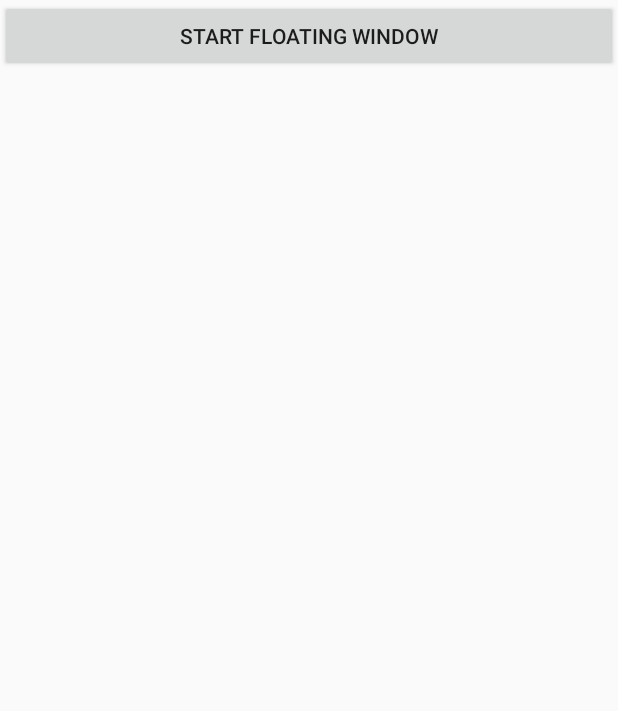
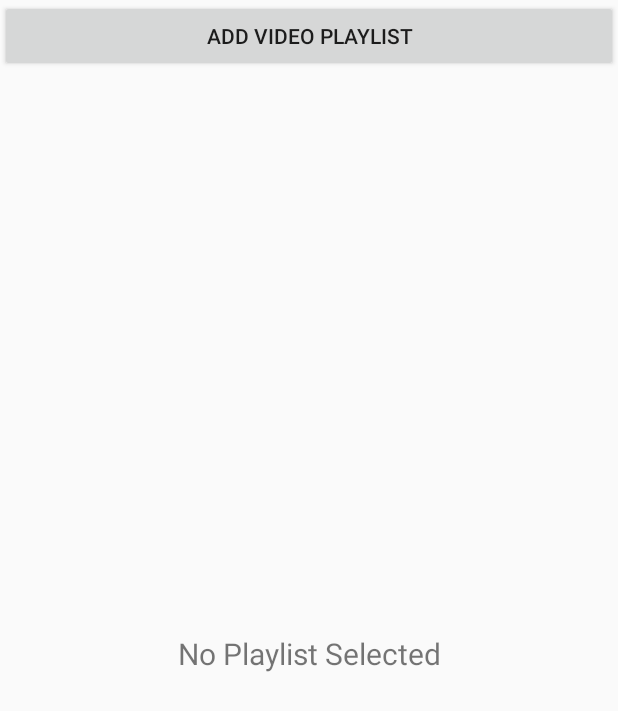
Before and after one commit to miPlodder/Overlay-Video-Player, an Android app: the layout activity_main.xml on its own in the app's theme, with its tools: preview values and no code run, on a phone screen of 412 x 824 dp. Shown: the top 711 px of the screen. Run offline under Robolectric (Android 15) with nearby library versions, the phone set to English and light mode, and no system bars.

Commit message:
Receycler View Added, problem in thumbnail

```diff
--- a/app/build.gradle
+++ b/app/build.gradle
@@ -27,4 +27,7 @@ dependencies {
     compile 'com.android.support:appcompat-v7:25.3.1'
     compile 'com.android.support.constraint:constraint-layout:1.0.2'
     testCompile 'junit:junit:4.12'
+    compile 'com.android.support:recyclerview-v7:25.3.1'
+    compile 'com.android.support:cardview-v7:25.3.1'
+    compile 'com.squareup.picasso:picasso:2.5.2'
 }
--- a/app/src/main/AndroidManifest.xml
+++ b/app/src/main/AndroidManifest.xml
@@ -4,7 +4,6 @@
 
     <uses-permission android:name="android.permission.SYSTEM_ALERT_WINDOW"/>
     <uses-permission android:name="android.permission.READ_EXTERNAL_STORAGE"/>
-    <uses-permission android:name="android.permission.WRITE_EXTERNAL_STORAGE"/>
 
     <application
         android:allowBackup="true"
--- a/app/src/main/res/layout/activity_main.xml
+++ b/app/src/main/res/layout/activity_main.xml
@@ -9,8 +9,23 @@
 
     <Button
         android:id="@+id/btn"
-        android:text="Start Floating Window"
         android:layout_width="match_parent"
-        android:layout_height="wrap_content" />
+        android:layout_height="wrap_content"
+        android:text="Add Video Playlist" />
+
+    <TextView
+        android:id="@+id/tvTemp"
+        android:layout_width="match_parent"
+        android:layout_height="match_parent"
+        android:gravity="center"
+        android:text="No Playlist Selected"
+        android:textSize="20sp" />
+
+    <android.support.v7.widget.RecyclerView
+
+        android:id="@+id/rvPlaylist"
+        android:layout_width="match_parent"
+        android:layout_height="match_parent"
+        android:visibility="gone" />
 
 </LinearLayout>
```
Also changed, not shown: app/src/main/java/com/example/saksham/overlayscreenshort/MainActivity.java (+60 -10 lines), app/src/main/java/com/example/saksham/overlayscreenshort/PlaylistAdapter.java (added, +74 -0 lines), app/src/main/java/com/example/saksham/overlayscreenshort/PlaylistPOJO.java (added, +34 -0 lines), app/src/main/res/layout/item_playlist_recycler_view.xml (added, +35 -0 lines).
